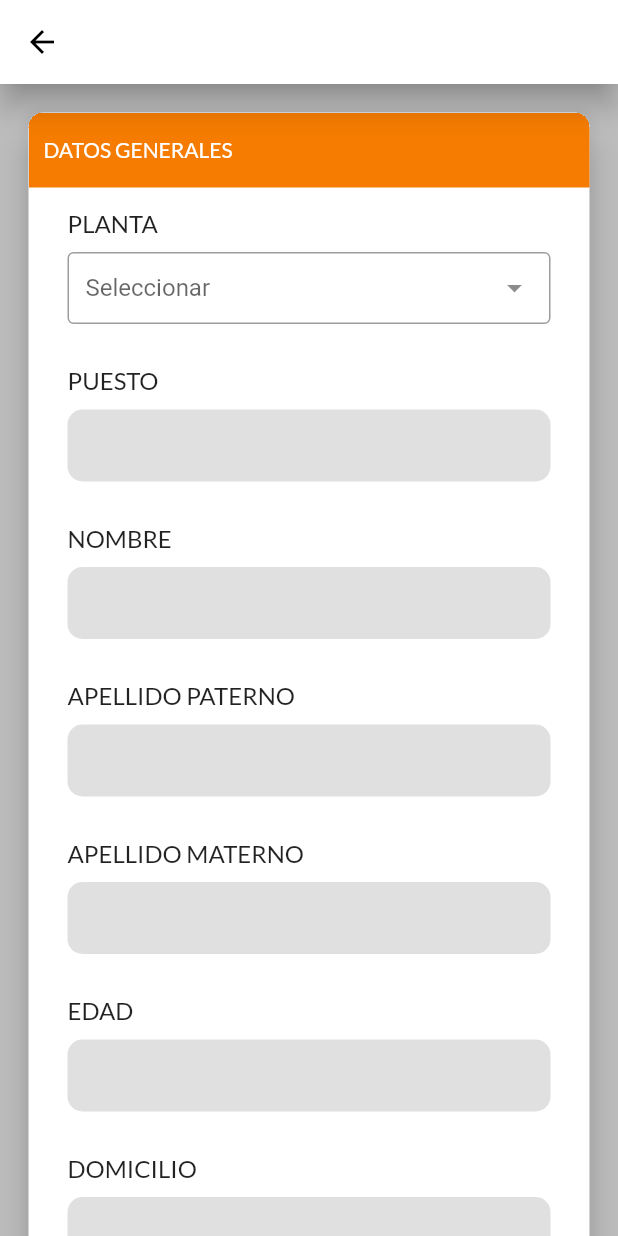
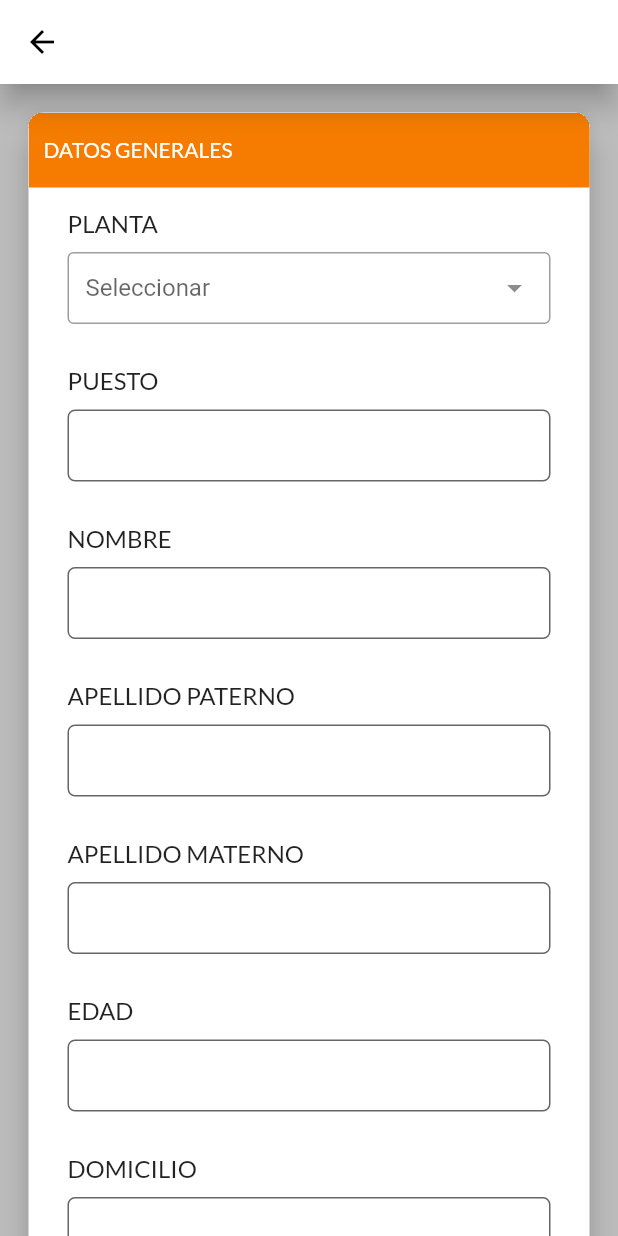
Before and after one commit to aescutiadev/procesorh, a Flutter app: the screen it shows after launch, after a tap on the "dvr" icon, on a phone screen of 412 x 824 dp. Run offline on Flutter 3.47's test engine with Material 2 defaults, Android fonts, the phone set to English and light mode, and no system bars; drawn by our look-alikes of dropdown_search; our stand-ins replace get, google_fonts, hive, hive_flutter; accounts and stored records are empty; generated files the repository leaves out were written again.

Commit message:
second_commit

```diff
--- a/lib/main.dart
+++ b/lib/main.dart
@@ -1,10 +1,27 @@
 import 'package:flutter/material.dart';
 import 'package:get/get.dart';
 import 'package:google_fonts/google_fonts.dart';
+import 'package:hive/hive.dart';
+import 'package:hive_flutter/hive_flutter.dart';
 import 'package:rh_proyect/routes/routes.dart';
+import 'package:rh_proyect/src/database/models/forms.dart';
+import 'package:rh_proyect/src/database/models/user.dart';
 import 'package:rh_proyect/src/pages/unknow/unkown_page.dart';
 
-void main() => runApp(MyApp());
+void main() async {
+  WidgetsFlutterBinding.ensureInitialized();
+  await Hive.initFlutter();
+  Hive.registerAdapter(UserAdapter());
+  Hive.registerAdapter(FormsAdapter());
+  var box = await Hive.openBox<User>('users');
+  var user = User()
+    ..username = '1'
+    ..email = 'test@test.com'
+    ..password = '1234'
+    ..active = true;
+  box.add(user);
+  runApp(MyApp());
+}
 
 class MyApp extends StatelessWidget {
   @override
@@ -15,9 +32,7 @@ class MyApp extends StatelessWidget {
           color: Colors.white,
           centerTitle: true,
           elevation: 8.0,
-          iconTheme: IconThemeData(
-            color: Colors.black
-          ),
+          iconTheme: IconThemeData(color: Colors.black),
           textTheme: TextTheme(
             headline6: GoogleFonts.lato(),
           ),
--- a/lib/src/pages/login/login_page.dart
+++ b/lib/src/pages/login/login_page.dart
@@ -51,7 +51,6 @@ class ScaffoldApp extends StatelessWidget {
   }
 
   Widget _imageHeader() => Center(child: Image.asset('images/Logo-Small.png'));
-
 
   Widget _form() => Form(
         key: _formState,
@@ -126,9 +125,10 @@ class ScaffoldApp extends StatelessWidget {
         ),
       );
 
-  void onPressed() {
+  void onPressed() async {
     if (_formState.currentState.validate()) {
-      if (lc.validForm()) {
+      bool isValid = await lc.validForm();
+      if (isValid) {
         Get.snackbar('Procesando', 'Proceso Correcto');
         Get.toNamed('/reclutamiento');
       } else
--- a/lib/src/pages/reclutamiento/formulario_page.dart
+++ b/lib/src/pages/reclutamiento/formulario_page.dart
@@ -141,13 +141,16 @@ class FirstForm extends StatelessWidget {
             style: TextStyle(fontSize: 14.0),
             decoration: InputDecoration(
               border: OutlineInputBorder(
-                borderRadius: BorderRadius.circular(10.0),
-                borderSide: BorderSide.none,
+                borderRadius: BorderRadius.circular(5.0),
+                borderSide: BorderSide(color: Colors.grey),
               ),
-              fillColor: Colors.grey.shade300,
-              filled: true,
+              // fillColor: Colors.grey.shade300,
+              // filled: true,
               contentPadding:
                   EdgeInsets.symmetric(horizontal: 20.0, vertical: 0),
+              fillColor: Colors.white,
+              hoverColor: Colors.grey.shade200,
+              filled: true,
             ),
           ),
         ),
```
Also changed, not shown: lib/src/controllers/login_controller.dart (+10 -6 lines), lib/src/database/db.dart (deleted, +0 -134 lines), lib/src/database/models/forms.dart (added, +32 -0 lines), lib/src/database/models/user.dart (added, +18 -0 lines), lib/src/database/users.dart (added, +13 -0 lines), pubspec.yaml (+5 -4 lines), lib/src/database/models/forms.g.dart (added), lib/src/database/models/user.g.dart (added), pubspec.lock.
